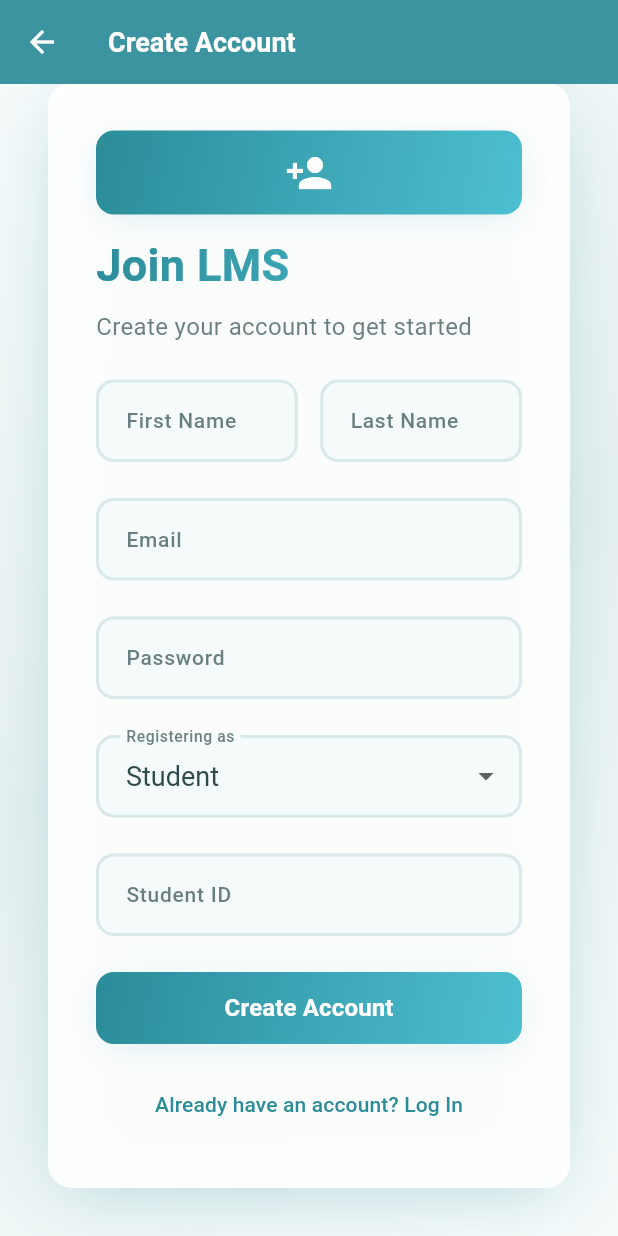
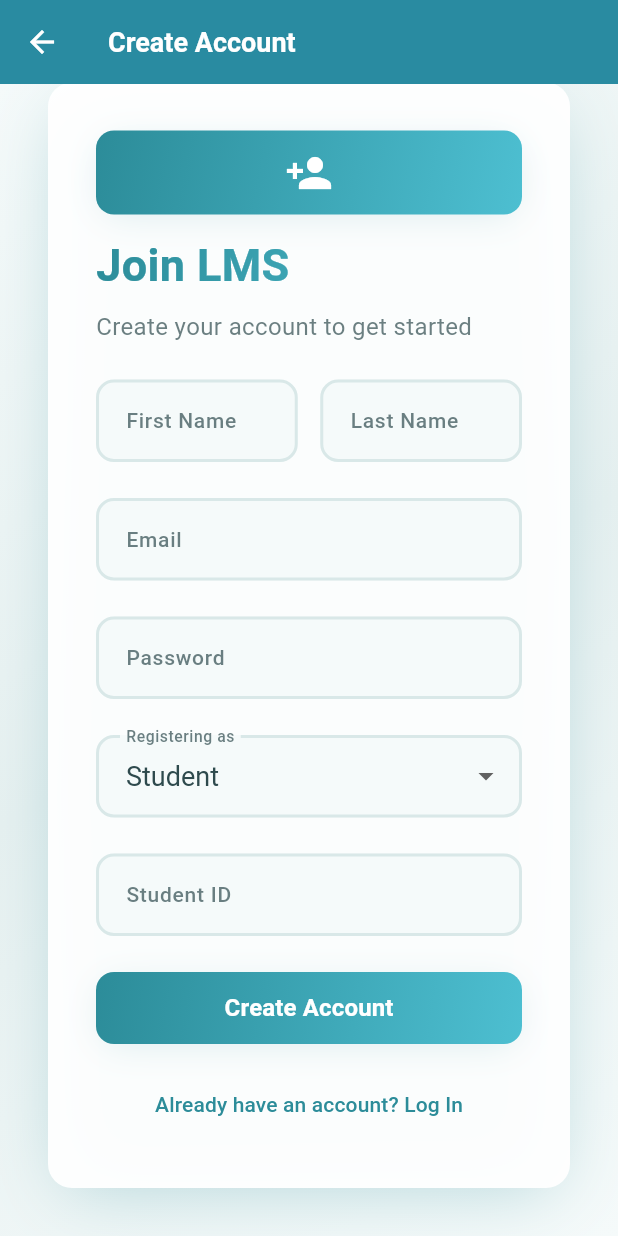
Before and after one commit to dilnoza471/chapter, a Flutter app: the SignUpScreen screen opened by its route, scrolled down 33 dp, on a phone screen of 412 x 824 dp. Run offline on Flutter 3.47's test engine with Material 3 defaults, Android fonts, the phone set to English and light mode, and no system bars; our stand-ins replace flutter_local_notifications, shared_preferences, timezone; accounts and stored records are empty; network calls fail.

Commit message:
theme fix

```diff
--- a/frontend/lib/main.dart
+++ b/frontend/lib/main.dart
@@ -75,9 +75,8 @@ class _MyAppState extends State<MyApp> {
         return MaterialApp(
           title: 'Library Management System',
           theme: AppTheme.lightTheme,
-          // darkTheme: AppTheme.darkTheme, // optional, can remove
+          themeMode: themeController.mode,
           home: homeWidget,
-          themeMode: ThemeMode.dark,
 
           routes: {
             '/signup': (context) => SignUpScreen(
--- a/frontend/lib/theme/app_theme.dart
+++ b/frontend/lib/theme/app_theme.dart
@@ -1,61 +1,94 @@
 import 'package:flutter/material.dart';
 
 class AppTheme {
-  // Apple Glassy Light Theme
+  // -------------------------------------------------------------------
+  // APPLE GLASSY LIGHT THEME
+  // -------------------------------------------------------------------
   static final ThemeData lightTheme = ThemeData(
+    useMaterial3: true,
     brightness: Brightness.light,
     primaryColor: const Color(0xFFF5F5F7),
     scaffoldBackgroundColor: const Color(0xFFF5F5F7),
+
     colorScheme: const ColorScheme.light(
-      primary: Color(0xFFF5F5F7),
+      primary: Color(0xFF007AFF),     // blue highlight (iOS-style)
       secondary: Color.fromRGBO(255, 255, 255, 0.6),
       tertiary: Color(0xFF1C1C1E),
       surface: Color(0xFFD1D1D6),
-      onPrimary: Color(0xFF1C1C1E),
+      onPrimary: Colors.white,
       onSecondary: Color(0xFF1C1C1E),
       onSurface: Color(0xFF1C1C1E),
     ),
+
     textTheme: const TextTheme(
       bodyLarge: TextStyle(color: Color(0xFF1C1C1E)),
       bodyMedium: TextStyle(color: Color(0xFF1C1C1E)),
     ),
+
     elevatedButtonTheme: ElevatedButtonThemeData(
       style: ElevatedButton.styleFrom(
-        backgroundColor: const Color(0xFF007AFF),
+        backgroundColor: Color(0xFF007AFF),
         foregroundColor: Colors.white,
         shape: RoundedRectangleBorder(
           borderRadius: BorderRadius.circular(16),
         ),
-        elevation: 2,
-        shadowColor: Colors.black.withOpacity(0.1),
+        elevation: 4,
+        shadowColor: Colors.black.withOpacity(0.15),
       ),
+    ),
+
+    // -------- Bottom Navigation Bar (IMPORTANT) ----------
+    bottomNavigationBarTheme: const BottomNavigationBarThemeData(
+      backgroundColor: Colors.white,
+      selectedItemColor: Color(0xFF007AFF),
+      unselectedItemColor: Color(0xFF8E8E93),
+      selectedIconTheme: IconThemeData(color: Color(0xFF007AFF), size: 26),
+      unselectedIconTheme: IconThemeData(color: Color(0xFF8E8E93), size: 24),
+      type: BottomNavigationBarType.fixed,
+      showUnselectedLabels: true,
     ),
   );
 
-  // Apple Glassy Dark Theme
+  // -------------------------------------------------------------------
+  // APPLE GLASSY DARK THEME
+  // -------------------------------------------------------------------
   static final ThemeData darkTheme = ThemeData(
+    useMaterial3: true,
     brightness: Brightness.dark,
     primaryColor: const Color(0xFF1C1C1E),
     scaffoldBackgroundColor: const Color(0xFF1C1C1E),
+
     colorScheme: const ColorScheme.dark(
-      primary: Color(0xFF1C1C1E),
+      primary: Color(0xFF0A84FF),     // iOS Dark blue
       secondary: Color.fromRGBO(28, 28, 30, 0.6),
       tertiary: Color(0xFFF5F5F7),
       surface: Color(0xFF3A3A3C),
-      onPrimary: Color(0xFFF5F5F7),
-      onSecondary: Color(0xFFF5F5F7),
-      onSurface: Color(0xFFF5F5F7),
+      onPrimary: Colors.white,
+      onSecondary: Colors.white,
+      onSurface: Colors.white,
     ),
+
     elevatedButtonTheme: ElevatedButtonThemeData(
       style: ElevatedButton.styleFrom(
-        backgroundColor: const Color(0xFF0A84FF),
+        backgroundColor: Color(0xFF0A84FF),
         foregroundColor: Colors.white,
         shape: RoundedRectangleBorder(
           borderRadius: BorderRadius.circular(16),
         ),
-        elevation: 2,
-        shadowColor: Colors.black.withOpacity(0.3),
+        elevation: 3,
+        shadowColor: Colors.black.withOpacity(0.5),
       ),
+    ),
+
+    // -------- Bottom Navigation Bar (Dark) ----------
+    bottomNavigationBarTheme: const BottomNavigationBarThemeData(
+      backgroundColor: Color(0xFF1C1C1E),
+      selectedItemColor: Color(0xFF0A84FF),
+      unselectedItemColor: Color(0xFF8E8E93),
+      selectedIconTheme: IconThemeData(color: Color(0xFF0A84FF), size: 26),
+      unselectedIconTheme: IconThemeData(color: Color(0xFF8E8E93), size: 24),
+      type: BottomNavigationBarType.fixed,
+      showUnselectedLabels: true,
     ),
   );
 }
```
